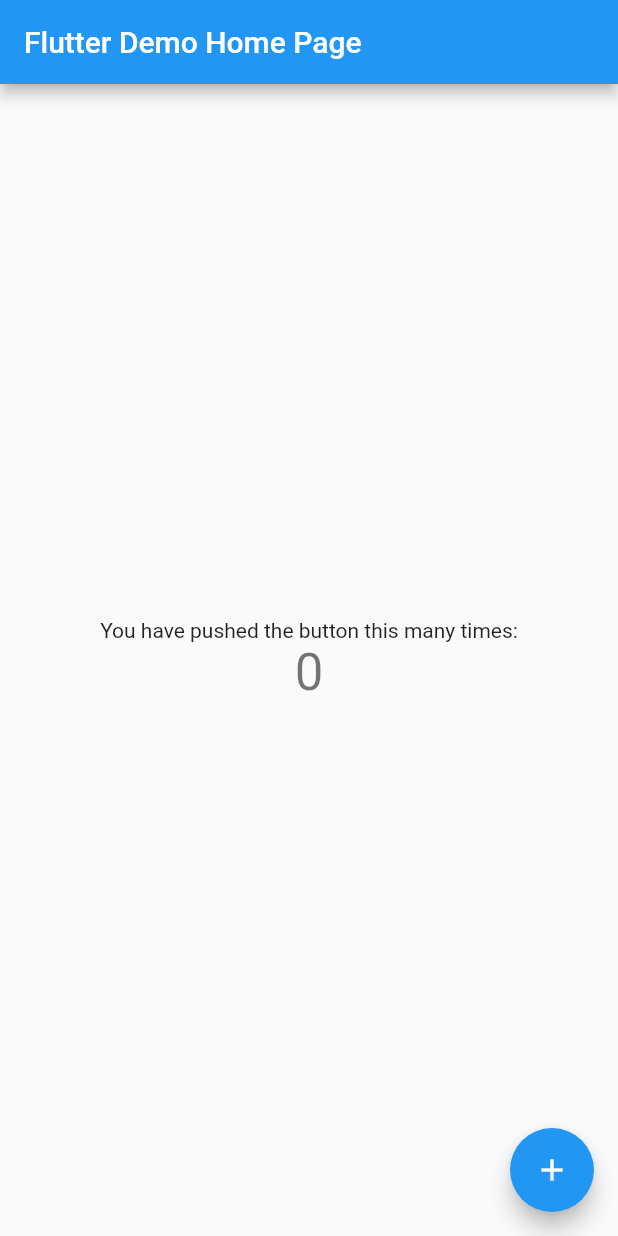
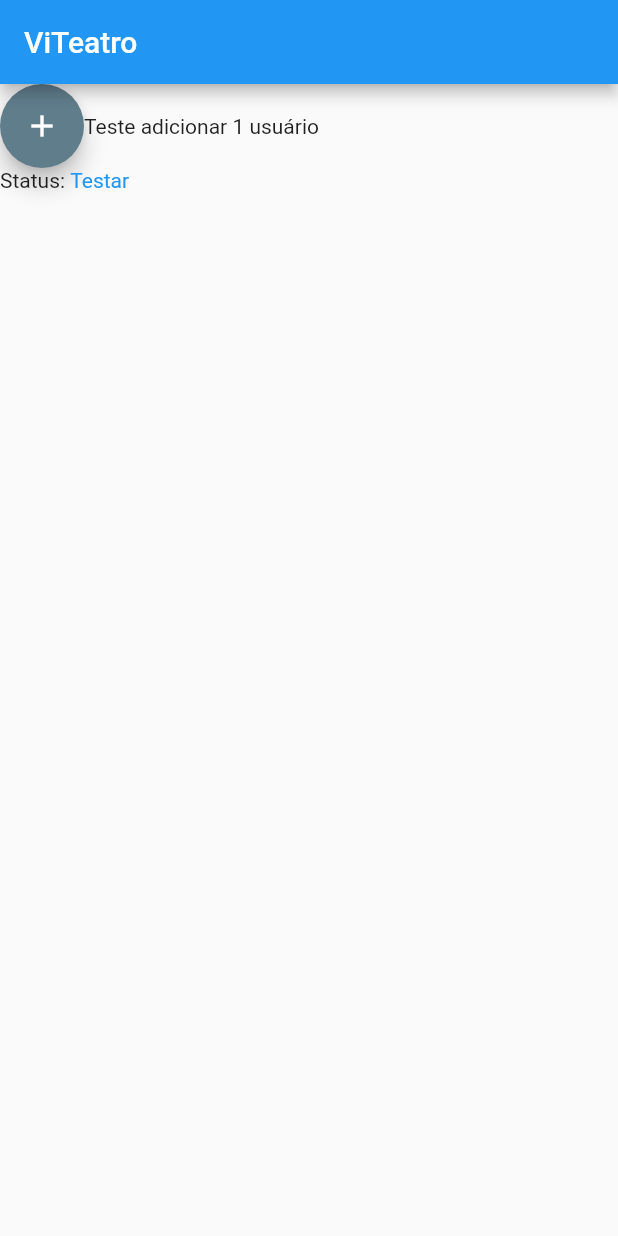
Before and after one commit to giovannilima262/venda-ingresso-espetaculo-teatro, a Flutter app: the screen it shows after launch, on a phone screen of 412 x 824 dp. Run offline on Flutter 3.47's test engine with Material 2 defaults, Android fonts, the phone set to English and light mode, and no system bars; missing offline and left inert: enum_to_string.

```diff
--- /dev/null
+++ b/vi_teatro_mobile/lib/api/response.dart
@@ -0,0 +1,16 @@
+import 'package:flutter/material.dart';
+
+class Response {
+  const Response({
+    @required this.status,
+    this.value,
+  });
+  final EnumResponse status;
+  final dynamic value;
+}
+
+enum EnumResponse {
+  error,
+  success,
+  process,
+}
--- /dev/null
+++ b/vi_teatro_mobile/lib/language/demo_localizations.dart
@@ -0,0 +1,24 @@
+import 'package:flutter/material.dart';
+
+class DemoLocalizations {
+  DemoLocalizations(this.locale);
+
+  final Locale locale;
+
+  static DemoLocalizations of(BuildContext context) {
+    return Localizations.of<DemoLocalizations>(context, DemoLocalizations);
+  }
+
+  static Map<String, Map<String, String>> _localizedValues = {
+    'en': {
+      'app_name': 'ViTeatro',
+    },
+    'pt': {
+      'app_name': 'ViTeatro',
+    },
+  };
+
+  String get appName {
+    return _localizedValues[locale.languageCode]['app_name'];
+  }
+}
--- /dev/null
+++ b/vi_teatro_mobile/lib/language/demo_localizations_delegate.dart
@@ -0,0 +1,21 @@
+import 'dart:async';
+
+import 'package:flutter/material.dart';
+import 'package:flutter/foundation.dart' show SynchronousFuture;
+import 'package:vi_teatro_mobile/language/demo_localizations.dart';
+
+class DemoLocalizationsDelegate
+    extends LocalizationsDelegate<DemoLocalizations> {
+  const DemoLocalizationsDelegate();
+
+  @override
+  bool isSupported(Locale locale) => ['en', 'pt'].contains(locale.languageCode);
+
+  @override
+  Future<DemoLocalizations> load(Locale locale) {
+    return SynchronousFuture<DemoLocalizations>(DemoLocalizations(locale));
+  }
+
+  @override
+  bool shouldReload(DemoLocalizationsDelegate old) => false;
+}
--- a/vi_teatro_mobile/lib/main.dart
+++ b/vi_teatro_mobile/lib/main.dart
@@ -1,117 +1,46 @@
 import 'package:flutter/material.dart';
+import 'package:flutter/services.dart';
+import 'package:flutter_localizations/flutter_localizations.dart';
+import 'package:provider/provider.dart';
+import 'package:vi_teatro_mobile/language/demo_localizations_delegate.dart';
+import 'package:vi_teatro_mobile/providers/user.provider.dart';
+import 'package:vi_teatro_mobile/routes/pages_app.dart';
 
-void main() {
-  runApp(MyApp());
+const urlAPI = 'http://localhost:3000';
+const headersApi = {'Content-Type': 'application/json'};
+void main() => runApp(
+      MultiProvider(
+        providers: [
+          ChangeNotifierProvider(create: (context) => UserProvider()),
+        ],
+        child: MyApp(),
+      ),
+    );
+
+class MyApp extends StatefulWidget {
+  @override
+  _MyAppState createState() => _MyAppState();
 }
 
-class MyApp extends StatelessWidget {
-  // This widget is the root of your application.
+class _MyAppState extends State<MyApp> {
   @override
   Widget build(BuildContext context) {
+    SystemChrome.setPreferredOrientations([DeviceOrientation.portraitUp]);
     return MaterialApp(
-      title: 'Flutter Demo',
       theme: ThemeData(
-        // This is the theme of your application.
-        //
-        // Try running your application with "flutter run". You'll see the
-        // application has a blue toolbar. Then, without quitting the app, try
-        // changing the primarySwatch below to Colors.green and then invoke
-        // "hot reload" (press "r" in the console where you ran "flutter run",
-        // or simply save your changes to "hot reload" in a Flutter IDE).
-        // Notice that the counter didn't reset back to zero; the application
-        // is not restarted.
-        primarySwatch: Colors.blue,
-        // This makes the visual density adapt to the platform that you run
-        // the app on. For desktop platforms, the controls will be smaller and
-        // closer together (more dense) than on mobile platforms.
-        visualDensity: VisualDensity.adaptivePlatformDensity,
+        accentColor: Colors.blueGrey,
       ),
-      home: MyHomePage(title: 'Flutter Demo Home Page'),
+      localizationsDelegates: [
+        const DemoLocalizationsDelegate(),
+        GlobalMaterialLocalizations.delegate,
+        GlobalWidgetsLocalizations.delegate,
+      ],
+      supportedLocales: [
+        const Locale('en', ''),
+        const Locale('pt', ''),
+      ],
+      debugShowCheckedModeBanner: false,
+      home: PagesApp.home,
     );
   }
 }
-
-class MyHomePage extends StatefulWidget {
-  MyHomePage({Key key, this.title}) : super(key: key);
-
-  // This widget is the home page of your application. It is stateful, meaning
-  // that it has a State object (defined below) that contains fields that affect
-  // how it looks.
-
-  // This class is the configuration for the state. It holds the values (in this
-  // case the title) provided by the parent (in this case the App widget) and
-  // used by the build method of the State. Fields in a Widget subclass are
-  // always marked "final".
-
-  final String title;
-
-  @override
-  _MyHomePageState createState() => _MyHomePageState();
-}
-
-class _MyHomePageState extends State<MyHomePage> {
-  int _counter = 0;
-
-  void _incrementCounter() {
-    setState(() {
-      // This call to setState tells the Flutter framework that something has
-      // changed in this State, which causes it to rerun the build method below
-      // so that the display can reflect the updated values. If we changed
-      // _counter without calling setState(), then the build method would not be
-      // called again, and so nothing would appear to happen.
-      _counter++;
-    });
-  }
-
-  @override
-  Widget build(BuildContext context) {
-    // This method is rerun every time setState is called, for instance as done
-    // by the _incrementCounter method above.
-    //
-    // The Flutter framework has been optimized to make rerunning build methods
-    // fast, so that you can just rebuild anything that needs updating rather
-    // than having to individually change instances of widgets.
-    return Scaffold(
-      appBar: AppBar(
-        // Here we take the value from the MyHomePage object that was created by
-        // the App.build method, and use it to set our appbar title.
-        title: Text(widget.title),
-      ),
-      body: Center(
-        // Center is a layout widget. It takes a single child and positions it
-        // in the middle of the parent.
-        child: Column(
-          // Column is also a layout widget. It takes a list of children and
-          // arranges them vertically. By default, it sizes itself to fit its
-          // children horizontally, and tries to be as tall as its parent.
-          //
-          // Invoke "debug painting" (press "p" in the console, choose the
-          // "Toggle Debug Paint" action from the Flutter Inspector in Android
-          // Studio, or the "Toggle Debug Paint" command in Visual Studio Code)
-          // to see the wireframe for each widget.
-          //
-          // Column has various properties to control how it sizes itself and
-          // how it positions its children. Here we use mainAxisAlignment to
-          // center the children vertically; the main axis here is the vertical
-          // axis because Columns are vertical (the cross axis would be
-          // horizontal).
-          mainAxisAlignment: MainAxisAlignment.center,
-          children: <Widget>[
-            Text(
-              'You have pushed the button this many times:',
-            ),
-            Text(
-              '$_counter',
-              style: Theme.of(context).textTheme.headline4,
-            ),
-          ],
-        ),
-      ),
-      floatingActionButton: FloatingActionButton(
-        onPressed: _incrementCounter,
-        tooltip: 'Increment',
-        child: Icon(Icons.add),
-      ), // This trailing comma makes auto-formatting nicer for build methods.
-    );
-  }
-}
--- /dev/null
+++ b/vi_teatro_mobile/lib/models/user.model.dart
@@ -0,0 +1,34 @@
+import 'package:enum_to_string/enum_to_string.dart';
+
+enum UserEnum { CLIENT, MANAGEMENT }
+
+class UserModel {
+  UserModel({
+    this.id,
+    this.firebaseCode,
+    this.type,
+  });
+
+  final int id;
+  final String firebaseCode;
+  final UserEnum type;
+
+  static List<UserModel> convertJsonList(dynamic values) {
+    var list = List<UserModel>();
+    var userModel;
+    for (var item in values) {
+      userModel = UserModel(
+        id: item['id'],
+        firebaseCode: item['firebaseCode'],
+        type: EnumToString.fromString(UserEnum.values, item['type']),
+      );
+      list.add(userModel);
+    }
+    return list;
+  }
+
+  Map<String, dynamic> toMap() => {
+        'firebaseCode': this.firebaseCode,
+        'type': EnumToString.parse(this.type),
+      };
+}
--- /dev/null
+++ b/vi_teatro_mobile/lib/providers/user.provider.dart
@@ -0,0 +1,24 @@
+import 'dart:collection';
+
+import 'package:flutter/material.dart';
+import 'package:vi_teatro_mobile/api/response.dart';
+import 'package:http/http.dart' as http;
+import 'package:vi_teatro_mobile/api/user.api.dart';
+import 'package:vi_teatro_mobile/models/user.model.dart';
+
+class UserProvider extends ChangeNotifier {
+  final userApi = UserApi();
+  final List<UserModel> _items = [];
+  EnumResponse _statusFetching;
+
+  UnmodifiableListView<UserModel> get items => UnmodifiableListView(_items);
+
+  EnumResponse get statusFetching => _statusFetching;
+
+  void addUser({http.Client clientHttp, UserModel user}) {
+    userApi.addUser(clientHttp: clientHttp, user: user).then((data) {
+      _statusFetching = data.status;
+      notifyListeners();
+    });
+  }
+}
--- /dev/null
+++ b/vi_teatro_mobile/lib/routes/pages_app.dart
@@ -0,0 +1,8 @@
+import 'package:flutter/material.dart';
+import 'package:vi_teatro_mobile/screens/home/home.dart';
+
+class PagesApp {
+  PagesApp._();
+
+  static Widget home = Home();
+}
--- /dev/null
+++ b/vi_teatro_mobile/lib/screens/home/home.dart
@@ -0,0 +1,89 @@
+import 'package:flutter/material.dart';
+import 'package:provider/provider.dart';
+import 'package:vi_teatro_mobile/api/response.dart';
+import 'package:vi_teatro_mobile/language/demo_localizations.dart';
+import 'package:vi_teatro_mobile/models/user.model.dart';
+import 'package:vi_teatro_mobile/providers/user.provider.dart';
+import 'package:http/http.dart' as http;
+
+class Home extends StatefulWidget {
+  const Home({
+    this.httpClient,
+  });
+
+  final http.Client httpClient;
+  @override
+  _HomeState createState() => _HomeState();
+}
+
+class _HomeState extends State<Home> {
+  @override
+  void initState() {
+    super.initState();
+  }
+
+  getValuesStatus(EnumResponse statusFetching) {
+    switch (statusFetching) {
+      case EnumResponse.error:
+        return {
+          'text': 'Algo deu errado',
+          'color': Colors.red,
+        };
+        break;
+      case EnumResponse.success:
+        return {
+          'text': 'Sucesso',
+          'color': Colors.green,
+        };
+        break;
+      default:
+    }
+    return {
+      'text': 'Testar',
+      'color': Colors.blue,
+    };
+  }
+
+  @override
+  Widget build(BuildContext context) {
+    return Consumer<UserProvider>(builder: (context, provider, child) {
+      dynamic status = getValuesStatus(provider.statusFetching);
+      return Scaffold(
+        appBar: AppBar(
+          centerTitle: false,
+          title: Text(
+            DemoLocalizations.of(context).appName,
+          ),
+        ),
+        body: Column(
+          children: <Widget>[
+            Row(
+              children: <Widget>[
+                FloatingActionButton(
+                  child: Icon(Icons.add),
+                  onPressed: () => provider.addUser(
+                    clientHttp: widget.httpClient,
+                    user: UserModel(
+                      firebaseCode: 'teste',
+                      type: UserEnum.MANAGEMENT,
+                    ),
+                  ),
+                ),
+                Text('Teste adicionar 1 usuário'),
+              ],
+            ),
+            Row(
+              children: <Widget>[
+                Text('Status: '),
+                Text(
+                  status['text'],
+                  style: TextStyle(color: status['color']),
+                )
+              ],
+            )
+          ],
+        ),
+      );
+    });
+  }
+}
```
Also changed, not shown: vi_teatro_mobile/lib/api/show.api.dart (added, +28 -0 lines), vi_teatro_mobile/lib/api/user.api.dart (added, +37 -0 lines), vi_teatro_mobile/lib/utils/color_team.dart (added, +7 -0 lines), vi_teatro_mobile/lib/utils/format_date.dart (added, +11 -0 lines), vi_teatro_mobile/lib/utils/size_route.dart (added, +26 -0 lines), vi_teatro_mobile/pubspec.yaml (+8 -56 lines), vi_teatro_mobile/pubspec.lock, 1 other file.
